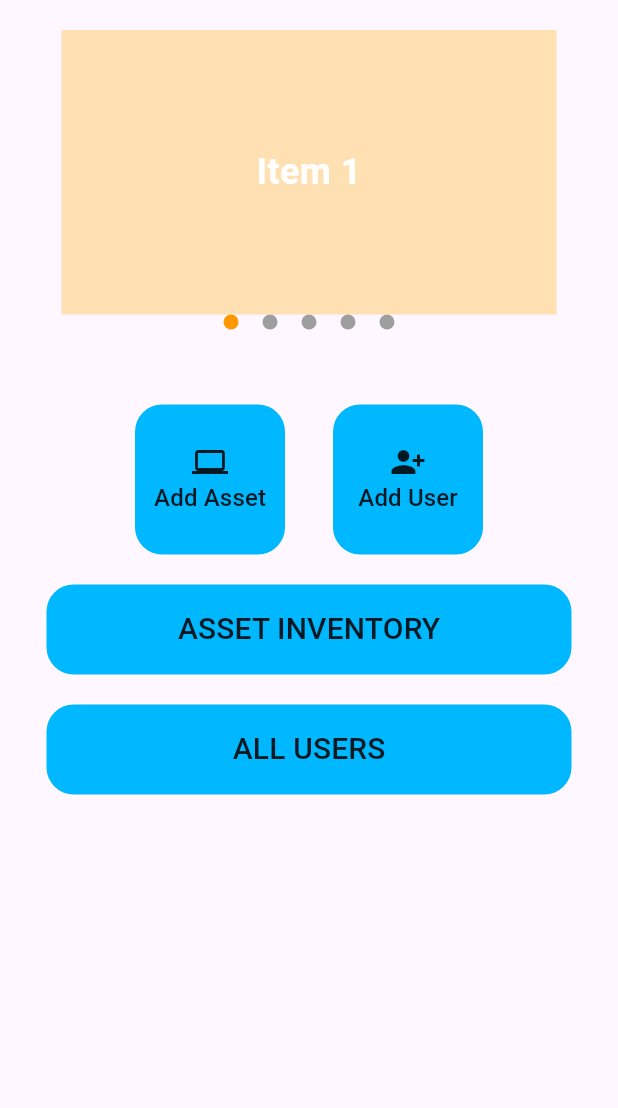
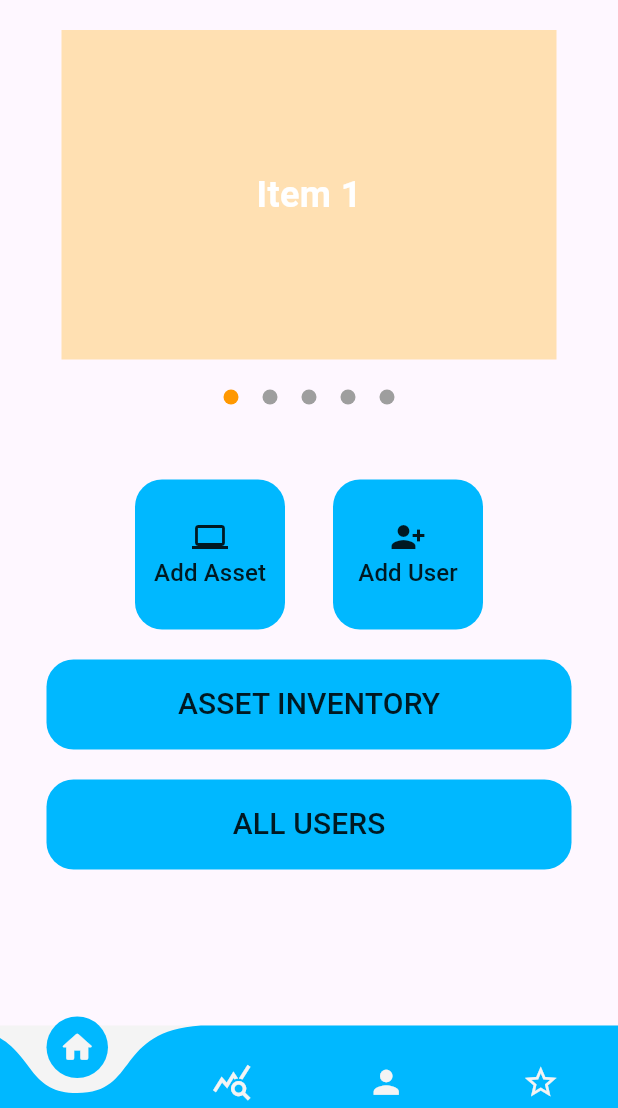
Before and after one commit to mogaya/TecTally, a Flutter app: the screen it shows after launch, after a tap on "SIGN IN", on a phone screen of 412 x 824 dp, the part 128-1236 px from its top. Run offline on Flutter 3.47's test engine with Material 3 defaults, Android fonts, the light colour scheme and no system bars; drawn by our look-alikes of curved_navigation_bar, smooth_page_indicator; our stand-ins replace get.

Commit message:
Nav page

```diff
--- /dev/null
+++ b/tectally_app/lib/controllers/nav_controller.dart
@@ -0,0 +1,8 @@
+import 'package:get/get.dart';
+
+class NavController extends GetxController {
+  var selectedPage = 0.obs;
+  setSelectedPage(index) {
+    selectedPage.value = index;
+  }
+}
--- a/tectally_app/lib/utils/routes.dart
+++ b/tectally_app/lib/utils/routes.dart
@@ -1,18 +1,22 @@
 import 'package:get/get.dart';
 import 'package:tectally_app/views/pages/home.dart';
 import 'package:tectally_app/views/pages/landing.dart';
+import 'package:tectally_app/views/pages/nav.dart';
 import 'package:tectally_app/views/pages/profile.dart';
 import 'package:tectally_app/views/pages/signin.dart';
 import 'package:tectally_app/views/pages/signup.dart';
 import 'package:tectally_app/views/pages/statistics.dart';
+import 'package:tectally_app/views/pages/wish.dart';
 
 class Routes {
   static var routes = [
     GetPage(name: "/", page: () => Landing()),
     GetPage(name: "/signin", page: () => SignIn()),
     GetPage(name: "/signup", page: () => SignUp()),
+    GetPage(name: "/navigator", page: () => Nav()),
     GetPage(name: "/home", page: () => Home()),
     GetPage(name: "/statistics", page: () => Statistics()),
     GetPage(name: "/profile", page: () => Profile()),
+    GetPage(name: "/wish", page: () => Wish()),
   ];
 }
--- a/tectally_app/lib/views/pages/home.dart
+++ b/tectally_app/lib/views/pages/home.dart
@@ -57,7 +57,7 @@ class Home extends StatelessWidget {
 
             // Slider Area
             SizedBox(
-              height: 200,
+              height: 250,
               width: 350,
               child: Column(
                 children: [
@@ -83,6 +83,9 @@ class Home extends StatelessWidget {
                         );
                       },
                     ),
+                  ),
+                  SizedBox(
+                    height: 20,
                   ),
                   SmoothPageIndicator(
                     controller: _pageController,
--- /dev/null
+++ b/tectally_app/lib/views/pages/nav.dart
@@ -0,0 +1,61 @@
+import 'package:curved_navigation_bar/curved_navigation_bar.dart';
+import 'package:flutter/material.dart';
+import 'package:get/get.dart';
+import 'package:tectally_app/configs/constants.dart';
+import 'package:tectally_app/controllers/nav_controller.dart';
+import 'package:tectally_app/views/pages/home.dart';
+import 'package:tectally_app/views/pages/profile.dart';
+import 'package:tectally_app/views/pages/statistics.dart';
+import 'package:tectally_app/views/pages/wish.dart';
+
+NavController navController = Get.put(NavController());
+
+var screenList = [
+  Home(),
+  Statistics(),
+  Profile(),
+  Wish(),
+];
+
+class Nav extends StatelessWidget {
+  const Nav({super.key});
+
+  @override
+  Widget build(BuildContext context) {
+    return Scaffold(
+      extendBody: true,
+      bottomNavigationBar: CurvedNavigationBar(
+        color: secondaryColor,
+        backgroundColor: baseColor,
+        buttonBackgroundColor: secondaryColor,
+        height: 55,
+        items: [
+          Icon(
+            Icons.home_rounded,
+            size: 25,
+            color: baseColor,
+          ),
+          Icon(
+            Icons.query_stats_outlined,
+            size: 27,
+            color: baseColor,
+          ),
+          Icon(
+            Icons.person,
+            size: 25,
+            color: baseColor,
+          ),
+          Icon(
+            Icons.star_border,
+            size: 25,
+            color: baseColor,
+          ),
+        ],
+        onTap: (index) {
+          navController.setSelectedPage(index);
+        },
+      ),
+      body: Obx(() => screenList[navController.selectedPage.value]),
+    );
+  }
+}
--- a/tectally_app/lib/views/pages/signin.dart
+++ b/tectally_app/lib/views/pages/signin.dart
@@ -97,7 +97,7 @@ class SignIn extends StatelessWidget {
                   width: 350,
                   child: customButton(
                     text: "SIGN IN",
-                    onPressed: () => Navigator.pushNamed(context, "/home"),
+                    onPressed: () => Navigator.pushNamed(context, "/navigator"),
                     txtFontWeight: FontWeight.w500,
                     txtFontSize: 18,
                     color: secondaryColor,
--- /dev/null
+++ b/tectally_app/lib/views/pages/wish.dart
@@ -0,0 +1,10 @@
+import 'package:flutter/material.dart';
+
+class Wish extends StatelessWidget {
+  const Wish({super.key});
+
+  @override
+  Widget build(BuildContext context) {
+    return const Placeholder();
+  }
+}
--- a/tectally_app/pubspec.yaml
+++ b/tectally_app/pubspec.yaml
@@ -33,6 +33,8 @@ dependencies:
   get: ^4.6.6
   http: ^1.2.2
   smooth_page_indicator: ^1.2.0+3
+  dot_navigation_bar: ^1.0.2
+  curved_navigation_bar: ^1.0.6
 
   # The following adds the Cupertino Icons font to your application.
   # Use with the CupertinoIcons class for iOS style icons.
```
Also changed, not shown: tectally_app/pubspec.lock.
